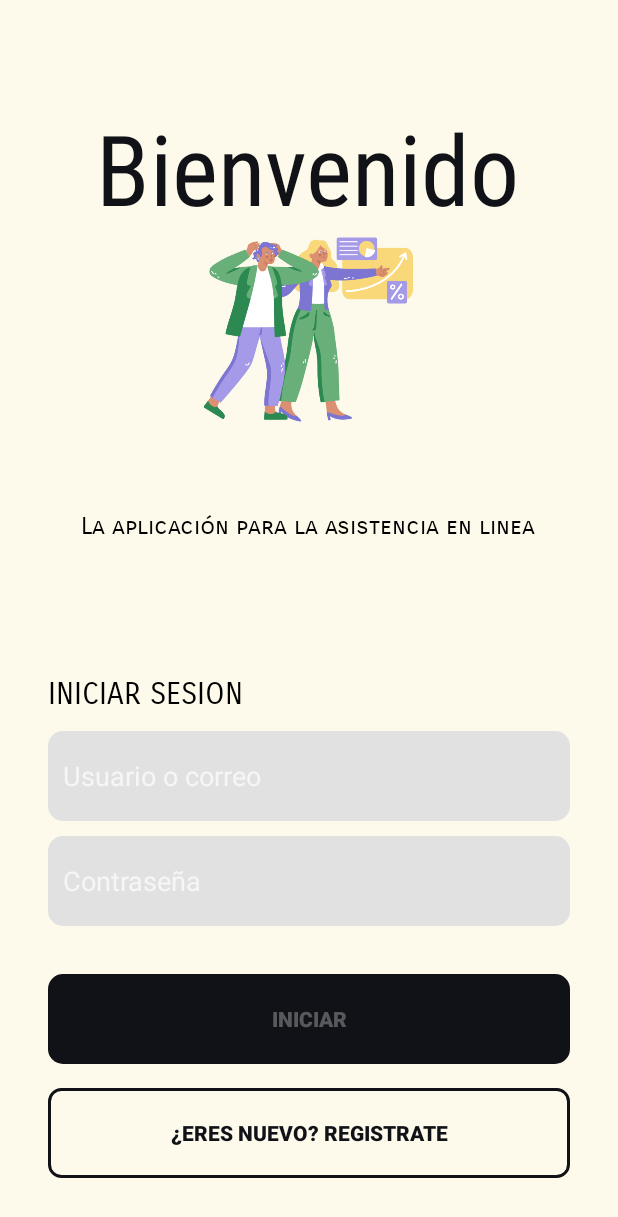
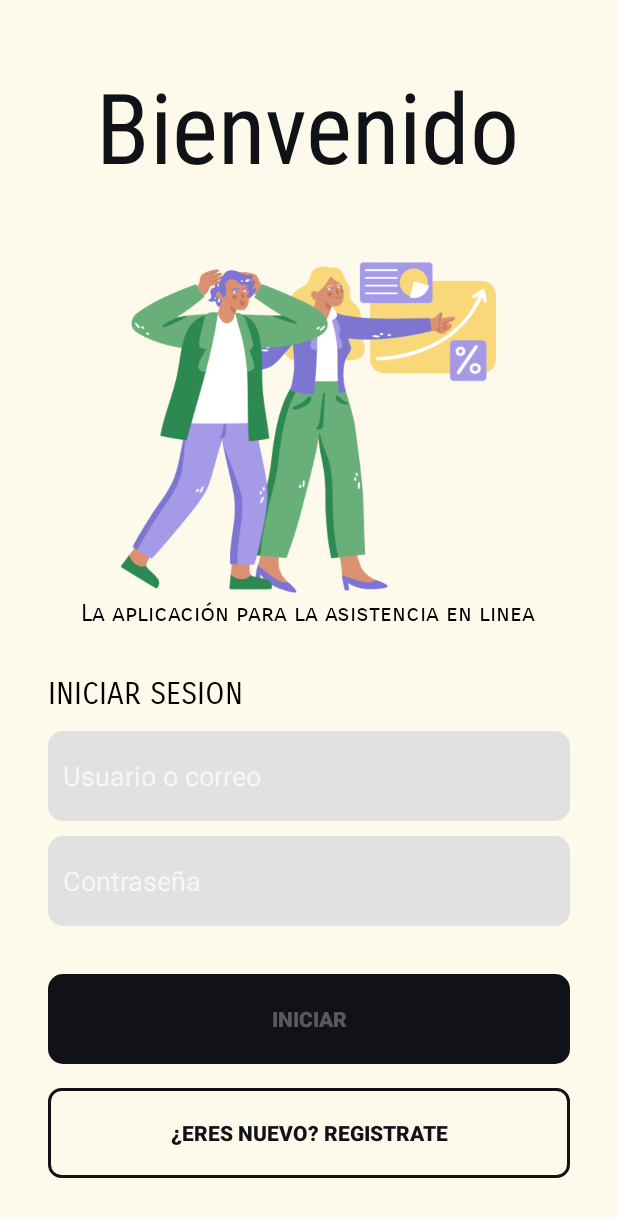
Before and after one commit to QbinVA/Asistify, an Android app: the screen it shows after launch (loginalumno), on a phone screen of 412 x 824 dp. Shown: the top 1217 px of the screen. Run offline under Robolectric (Android 15) with nearby library versions, the phone set to English and light mode, and no system bars; Roboto replaces fonts that are not available here.

Commit message:
guapo poderoso muy hermoso soy preciosos

```diff
--- a/app/src/main/java/com/example/asistify/loginalumno.java
+++ b/app/src/main/java/com/example/asistify/loginalumno.java
@@ -48,7 +48,7 @@ public class loginalumno extends AppCompatActivity {
                     startActivity(intent);
                     finish();
                 } else {
-                    Toast.makeText(loginalumno.this, "Uusario o contraseña incorrectos", Toast.LENGTH_SHORT).show();
+                    Toast.makeText(loginalumno.this, "Usario o contraseña incorrectos", Toast.LENGTH_SHORT).show();
                 }
             }
         });
--- a/app/src/main/res/layout/activity_loginalumno.xml
+++ b/app/src/main/res/layout/activity_loginalumno.xml
@@ -102,9 +102,9 @@
         android:id="@+id/textView3"
         android:layout_width="wrap_content"
         android:layout_height="wrap_content"
+        android:layout_gravity="center"
         android:layout_marginStart="32dp"
-        android:layout_marginBottom="90dp"
-        android:layout_gravity="center"
+        android:layout_marginBottom="32dp"
         android:fontFamily="sans-serif-smallcaps"
         android:text="La aplicación para la asistencia en linea"
         android:textColor="@color/black"
@@ -116,10 +116,10 @@
 
     <ImageView
         android:id="@+id/imageView"
-        android:layout_width="176dp"
-        android:layout_height="139dp"
+        android:layout_width="250dp"
+        android:layout_height="250dp"
         android:layout_gravity="center"
-        android:layout_marginTop="150dp"
+        android:layout_marginTop="160dp"
         app:layout_constraintEnd_toEndOf="parent"
         app:layout_constraintHorizontal_bias="0.498"
         app:layout_constraintStart_toStartOf="parent"
@@ -132,7 +132,7 @@
         android:layout_width="wrap_content"
         android:layout_height="wrap_content"
         android:layout_marginStart="30dp"
-        android:layout_marginTop="68dp"
+        android:layout_marginTop="40dp"
         android:layout_marginEnd="30dp"
         android:fontFamily="sans-serif-condensed"
         android:text="Bienvenido"
```
